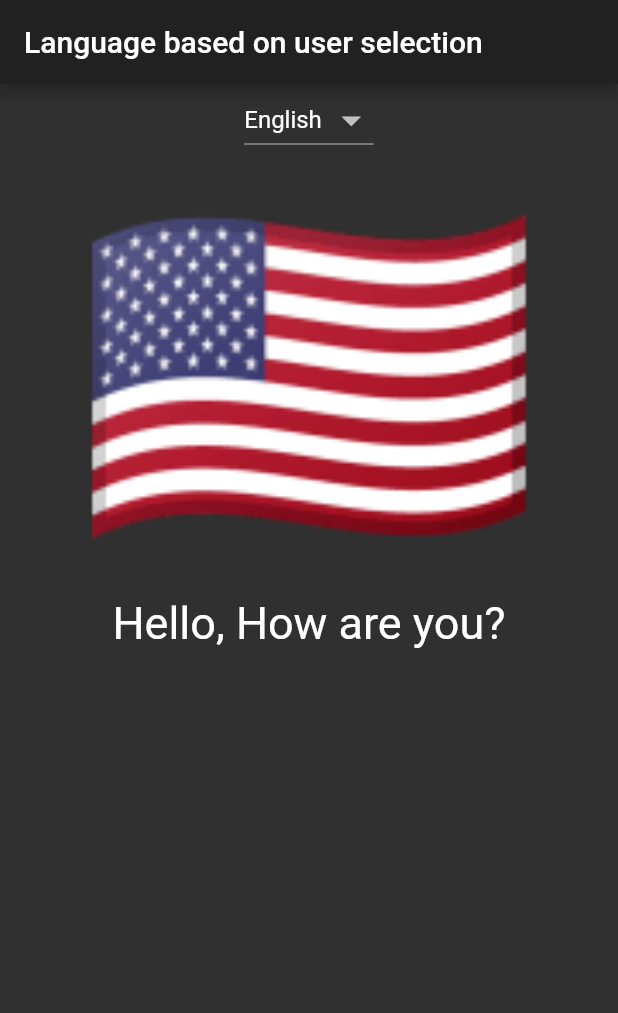
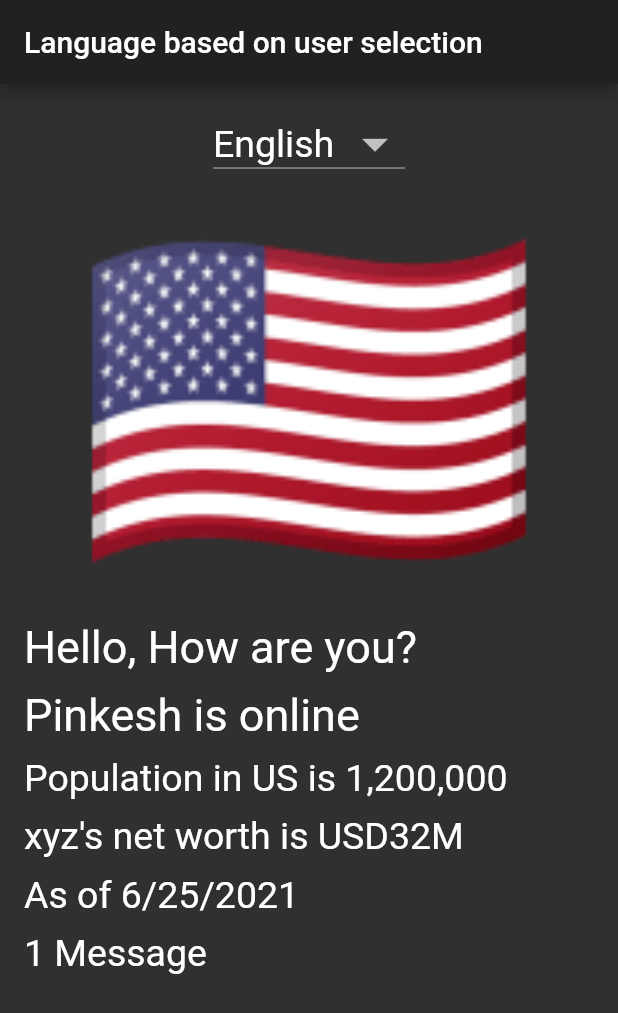
Before and after one commit to pinkeshdarji/flutter_internationalization, a Flutter app: the screen it shows after launch, on a phone screen of 412 x 824 dp. Shown: the top 1013 px of the screen. Run offline on Flutter 3.47's test engine with Material 2 defaults, Android fonts, the phone set to English and light mode, and no system bars; our stand-ins replace shared_preferences; generated files the repository leaves out were written again.

Commit message:
Feat: Added other features such as plurals, dates, currency

```diff
--- a/lib/language_based_on_user_selection.dart
+++ b/lib/language_based_on_user_selection.dart
@@ -21,11 +21,6 @@ class _LanguageBasedOnUserSelectionState
   int selectedLangIndex = 0;
   var _appLocale;
 
-  Map<String, String> _languageMap = {
-    'en': 'English',
-    'de': 'German',
-    'fr': 'French'
-  };
   late AppLanguage dropdownValue;
 
   @override
@@ -77,12 +72,15 @@ class _LanguageBasedOnUserSelectionState
       ),
       body: SafeArea(
         child: Container(
-          child: Center(
+          padding: EdgeInsets.all(16),
           child: Column(
+            crossAxisAlignment: CrossAxisAlignment.start,
             children: [
-              DropdownButton<AppLanguage>(
+              Center(
+                child: DropdownButton<AppLanguage>(
                   value: dropdownValue,
-                iconSize: 30,
+                  iconSize: 40,
+                  style: TextStyle(fontSize: 25),
                   onChanged: (AppLanguage? language) {
                     dropdownValue = language!;
                     _appLocale.changeLocale(Locale(language!.languageCode));
@@ -92,11 +90,16 @@ class _LanguageBasedOnUserSelectionState
                   items: AppLanguage.languages()
                       .map<DropdownMenuItem<AppLanguage>>(
                         (e) => DropdownMenuItem<AppLanguage>(
-                          value: e, child: Text(e.name)),
+                            value: e,
+                            child: Text(
+                              e.name,
+                            )),
                       )
                       .toList(),
                 ),
-              IndexedStack(
+              ),
+              Center(
+                child: IndexedStack(
                   index: selectedLangIndex,
                   children: [
                     Text('🇺🇸',
@@ -110,12 +113,49 @@ class _LanguageBasedOnUserSelectionState
                             fontSize: 250, fontWeight: FontWeight.bold)),
                   ],
                 ),
+              ),
               Text(
                 AppLocalizations.of(context)!.hello,
                 style: TextStyle(fontSize: 30),
               ),
+              SizedBox(
+                height: 10,
+              ),
+              Text(
+                AppLocalizations.of(context)!.user_status('Pinkesh', 'online'),
+                style: TextStyle(fontSize: 30),
+              ),
+              SizedBox(
+                height: 10,
+              ),
+              Text(
+                AppLocalizations.of(context)!.population(1200000),
+                style: TextStyle(fontSize: 25),
+              ),
+              SizedBox(
+                height: 10,
+              ),
+              Text(
+                AppLocalizations.of(context)!.networth(32000000),
+                style: TextStyle(fontSize: 25),
+              ),
+              SizedBox(
+                height: 10,
+              ),
+              Text(
+                AppLocalizations.of(context)!
+                    .on_date(DateTime.utc(2021, 6, 25)),
+                style: TextStyle(fontSize: 25),
+              ),
+              SizedBox(
+                height: 10,
+              ),
+              Text(
+                AppLocalizations.of(context)!.nThings(1, 'Message'),
+                style: TextStyle(fontSize: 25),
+              ),
             ],
-          )),
+          ),
         ),
       ),
     );
```
Also changed, not shown: lib/l10n/app_de.arb (+48 -1 lines), lib/l10n/app_en.arb (+50 -1 lines), lib/l10n/app_fr.arb (+48 -1 lines). Lines whose indentation alone changed are shown as unchanged.
